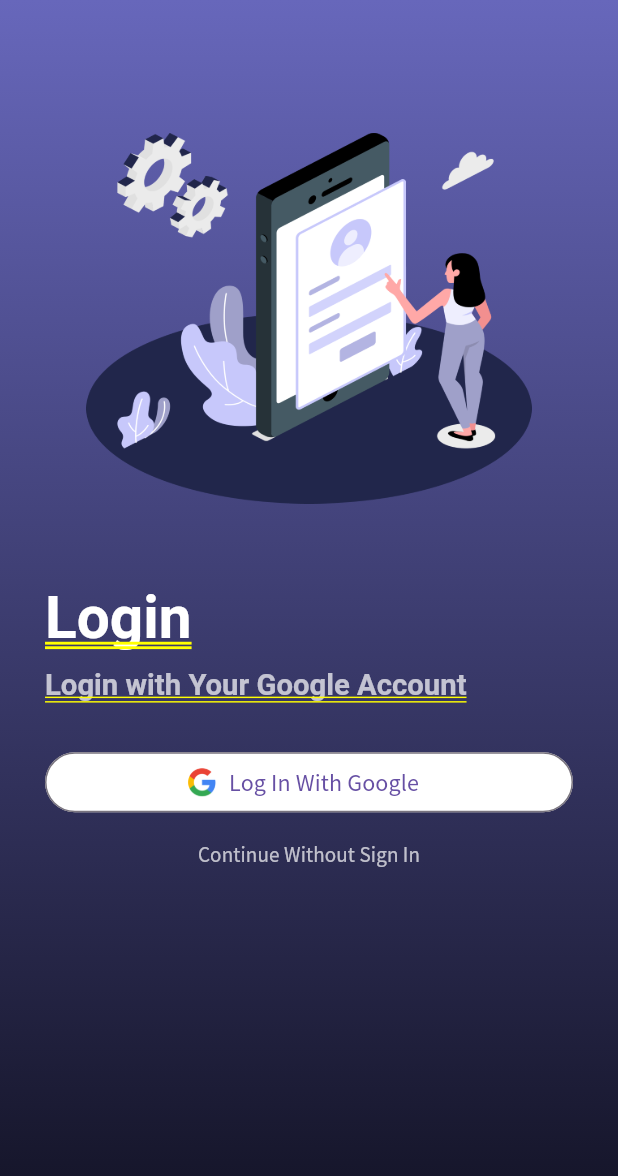
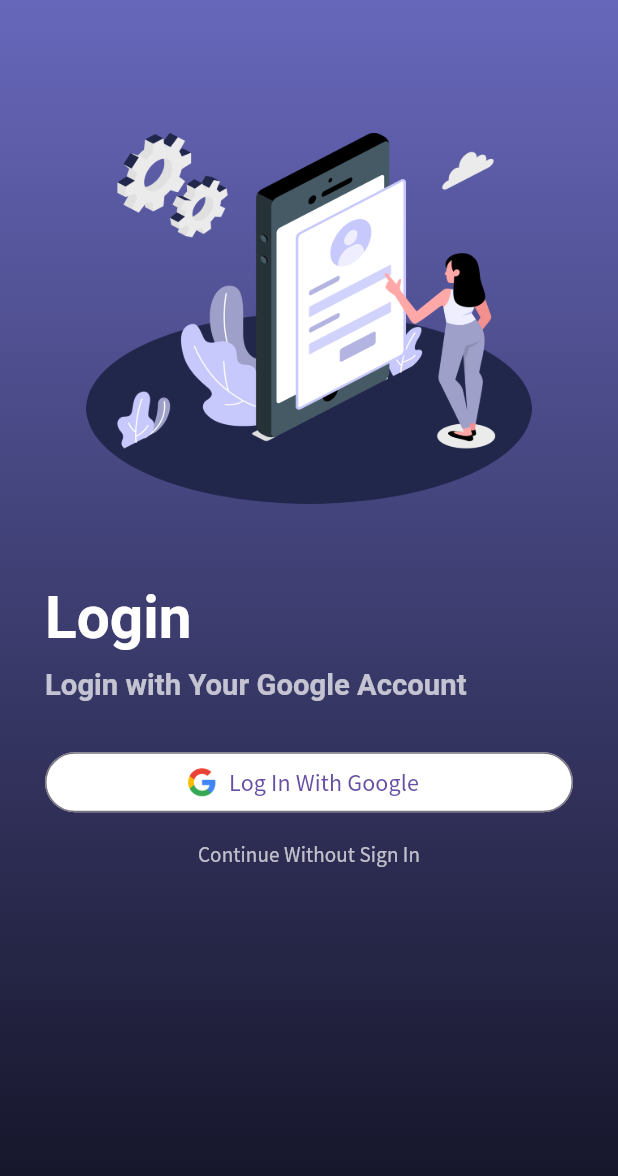
Before and after one commit to amitamrutiya/musicly, a Flutter app: the screen it shows after launch, on a phone screen of 412 x 824 dp. Shown: the top 1176 px of the screen. Run offline on Flutter 3.47's test engine with Material 3 defaults, Android fonts, the phone set to English and light mode, and no system bars; our stand-ins replace cloud_firestore, connectivity_plus, firebase_auth, firebase_core, get, google_sign_in and 2 more; accounts and stored records are empty; generated files the repository leaves out were written again; Roboto replaces fonts that are missing (Lora).

Commit message:
feat: Remove text decoration in BigText component and add new images
Signed-off-by: Amit Amrutiya <amitamrutiya2210@gmail.com>

```diff
--- a/lib/components/big_text.dart
+++ b/lib/components/big_text.dart
@@ -27,6 +27,7 @@ class BigText extends StatelessWidget {
         fontSize: size == 0 ? Dimensions.font20 : size,
         fontWeight: fontWeight ?? FontWeight.bold,
         fontFamily: 'Lora',
+        decoration: TextDecoration.none,
       ),
       softWrap: true,
     );
--- a/lib/constant/image_string.dart
+++ b/lib/constant/image_string.dart
@@ -1,6 +1,7 @@
 class ImageString {
   static const String splash_animation = 'assets/animation/animation.json';
   static const String google_logo_image = 'assets/images/google_logo.png';
-  static const String login_screen_image =
-      'assets/images/login_screen.png';
+  static const String login_screen_image = 'assets/images/login_screen.png';
+  static const String left_arrow_svg = "assets/images/arrow_left.svg";
+  static const String singer_image = "assets/images/singer.jpg";
 }
```
